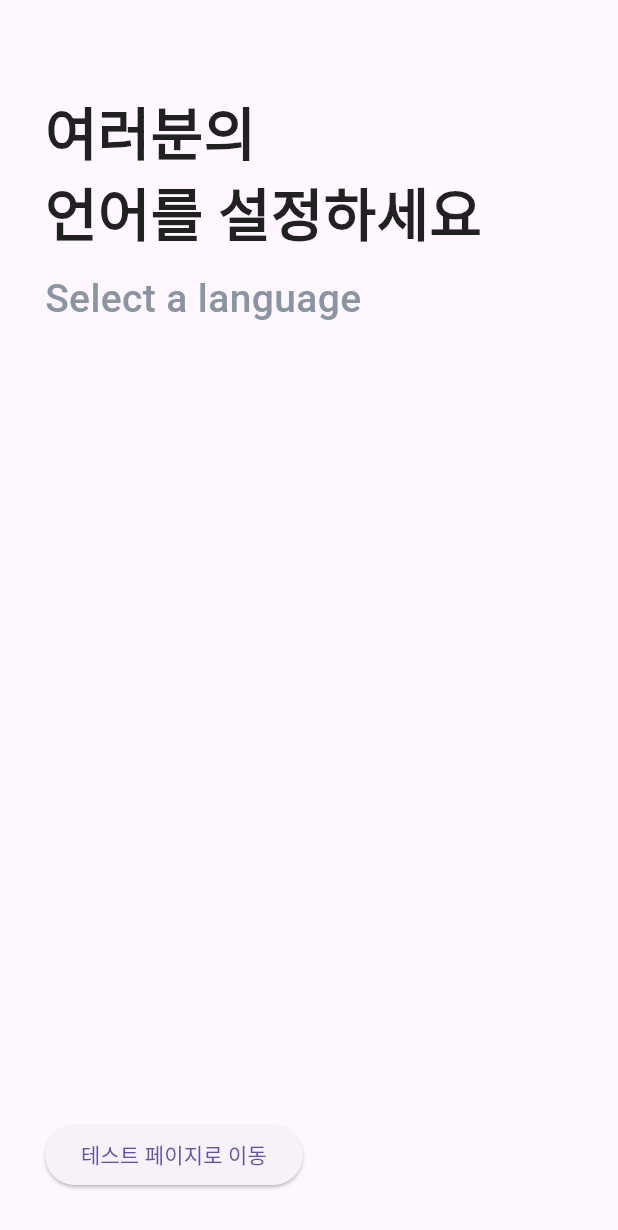
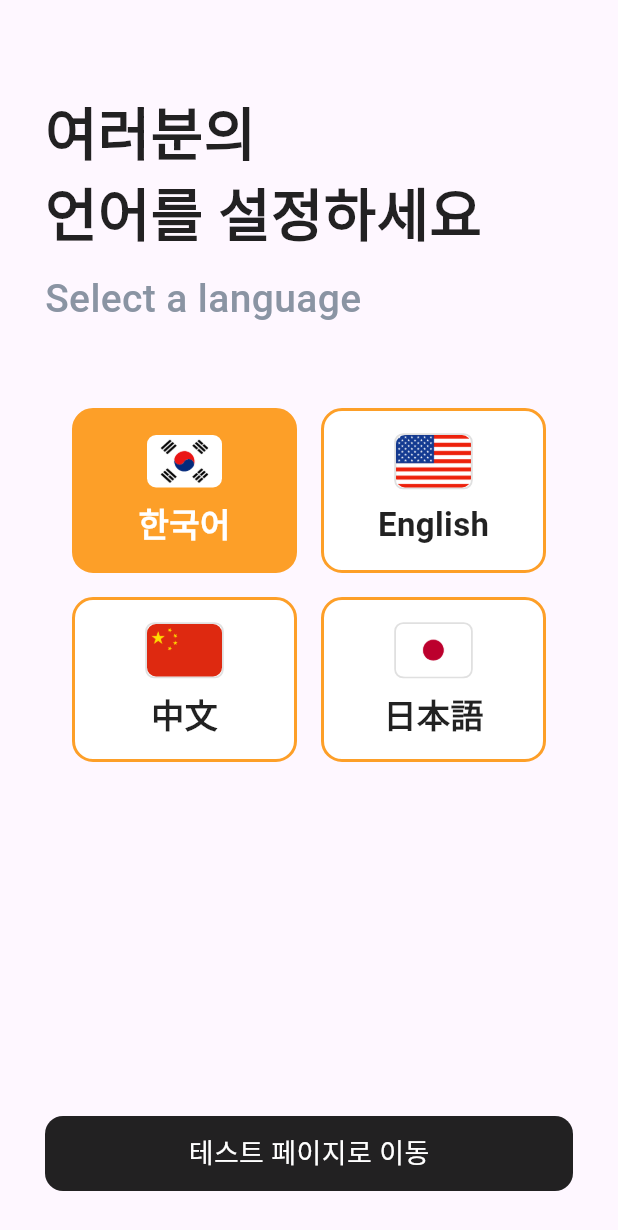
Before and after one commit to sonacbi/BusOn, a Flutter app: the screen it shows after launch, on a phone screen of 412 x 824 dp. Shown: the top 1230 px of the screen. Run offline on Flutter 3.47's test engine with Material 3 defaults, Android fonts, the phone set to English and light mode, and no system bars.

Commit message:
feat : 로고 위젯화, 언어 선택 버튼 초안

```diff
--- a/lib/main.dart
+++ b/lib/main.dart
@@ -12,7 +12,7 @@ import 'package:bus_on/screens/intro/intro_screen.dart'; // 01. 앱 실행 시
 import 'package:bus_on/screens/select_language/select_language_screen.dart'; // 02. 언어 선택 화면
 import 'package:bus_on/screens/auth/auth_screen.dart'; // 03. 로그인/회원가입 화면
 import 'package:bus_on/screens/main/main_screen.dart'; // 04. 로그인 후 메인 화면
-import 'package:bus_on/screens/test_auth/test_auth_screen.dart'; // ✅ 새로 추가할 테스트용 스크린
+import 'package:bus_on/screens/test/test_auth_screen.dart'; // ✅ 새로 추가할 테스트용 스크린
 
 
 void main() {
--- a/lib/screens/select_language/select_language_screen.dart
+++ b/lib/screens/select_language/select_language_screen.dart
@@ -2,10 +2,7 @@
 // screens > select_language > select_language_screen
 // 앱 첫 실행 시, 사용자 언어를 선택하는 화면
 
-
-// 상태 관리 관련 함수는 작성하다가 길어지면 state > app_state 로 분리하시오.
 import 'package:flutter/material.dart';
-
 import '../test/test_gate_screen.dart';
 
 class LanguageSelectionScreen extends StatefulWidget {
@@ -18,6 +15,15 @@ class LanguageSelectionScreen extends StatefulWidget {
 
 class _LanguageSelectionScreenState extends State<LanguageSelectionScreen> {
   String _selectedLanguage = '한국어';
+
+  void _selectLanguage(String lang) {
+    setState(() {
+      _selectedLanguage = lang;
+    });
+    ScaffoldMessenger.of(context).showSnackBar(
+      SnackBar(content: Text('$lang 선택됨')),
+    );
+  }
 
   @override
   Widget build(BuildContext context) {
@@ -45,25 +51,123 @@ class _LanguageSelectionScreenState extends State<LanguageSelectionScreen> {
                 'Select a language',
                 style: baseTextStyle.copyWith(
                   fontSize: 26,
-                  color: const Color(0xFF8A94A3),
+                  color: Color(0xFF8A94A3),
+                ),
+              ),
+              const SizedBox(height: 50),
+
+              // --- 2x2 언어 선택 버튼 ---
+              Center(
+                child: Column(
+                  children: [
+                    Row(
+                      mainAxisAlignment: MainAxisAlignment.center,
+                      children: [
+                        _langButton('한국어', 'assets/flags/kr.png'),
+                        const SizedBox(width: 8), // 기존 16 → 8
+                        _langButton('English', 'assets/flags/us.png'),
+                      ],
+                    ),
+                    const SizedBox(height: 8), // 기존 16 → 8
+                    Row(
+                      mainAxisAlignment: MainAxisAlignment.center,
+                      children: [
+                        _langButton('中文', 'assets/flags/cn.png'),
+                        const SizedBox(width: 8),
+                        _langButton('日本語', 'assets/flags/jp.png'),
+                      ],
+                    ),
+                  ],
                 ),
               ),
 
 
               const Spacer(),
 
-              // --- 임시 게이트 버튼 ---
-              ElevatedButton(
-                onPressed: () => Navigator.push(
-                    context,
-                    MaterialPageRoute(builder: (_) => TestGateScreen())),
-                child: const Text('테스트 페이지로 이동'),
+              // --- 테스트 페이지 이동 버튼 ---
+              GestureDetector(
+                onTap: () => Navigator.push(
+                  context,
+                  MaterialPageRoute(builder: (_) => const TestGateScreen()),
+                ),
+                child: Container(
+                  width: double.infinity,
+                  height: 50,
+                  alignment: Alignment.center,
+                  decoration: BoxDecoration(
+                    color: Colors.black87,
+                    borderRadius: BorderRadius.circular(12),
+                  ),
+                  child: const Text(
+                    '테스트 페이지로 이동',
+                    style: TextStyle(color: Colors.white, fontSize: 18),
+                  ),
+                ),
               ),
-
             ],
           ),
         ),
       ),
     );
   }
+
+  // ------------------------
+  // 국기 + 텍스트 버튼
+  // ------------------------
+  Widget _langButton(String lang, String flagPath) {
+    final bool isSelected = _selectedLanguage == lang;
+
+    return GestureDetector(
+      onTap: () => _selectLanguage(lang),
+      child: Container(
+        width: 150,
+        height: 110,
+        margin: const EdgeInsets.all(4),
+        decoration: BoxDecoration(
+          color: isSelected ? const Color(0xFFFD9F28) : Colors.white,
+          borderRadius: BorderRadius.circular(14),
+          border: Border.all(
+            color: const Color(0xFFFD9F28), // 버튼 전체 테두리 항상 주황색
+            width: 2,
+          ),
+        ),
+        child: Column(
+          mainAxisAlignment: MainAxisAlignment.center,
+          children: [
+            // 내부 회색 테두리 (선택 안 되었을 때만)
+            Container(
+              decoration: BoxDecoration(
+                border: isSelected
+                    ? null
+                    : Border.all(
+                        color: Colors.grey.shade300,
+                        width: 1.2,
+                      ),
+                borderRadius: BorderRadius.circular(6),
+              ),
+              child: ClipRRect(
+                borderRadius: BorderRadius.circular(6),
+                child: Image.asset(
+                  flagPath,
+                  width: 50,
+                  height: 35,
+                  fit: BoxFit.cover,
+                ),
+              ),
+            ),
+            const SizedBox(height: 8),
+            Text(
+              lang,
+              style: TextStyle(
+                fontSize: 22,
+                fontWeight: FontWeight.w600,
+                color: isSelected ? Colors.white : Colors.black87,
+              ),
+            ),
+          ],
+        ),
+      ),
+    );
+  }
+
 }
```
Also changed, not shown: lib/screens/intro/intro_screen.dart (+5 -10 lines), lib/widgets/buson_logo.dart (added, +50 -0 lines), pubspec.yaml (+10 -0 lines), assets/flags/cn.png (added), assets/flags/jp.png (added), assets/flags/kr.png (added), assets/flags/us.png (added), assets/fonts/Bauhaus/BAUHS93.TTF (added), assets/fonts/Bauhaus/Bauhaus Bold BT.ttf (added), assets/fonts/Bauhaus/Bauhaus Heavy BT.ttf (added), assets/fonts/Bauhaus/Bauhaus Light BT.ttf (added), assets/fonts/Bauhaus/Bauhaus Medium BT.ttf (added).
